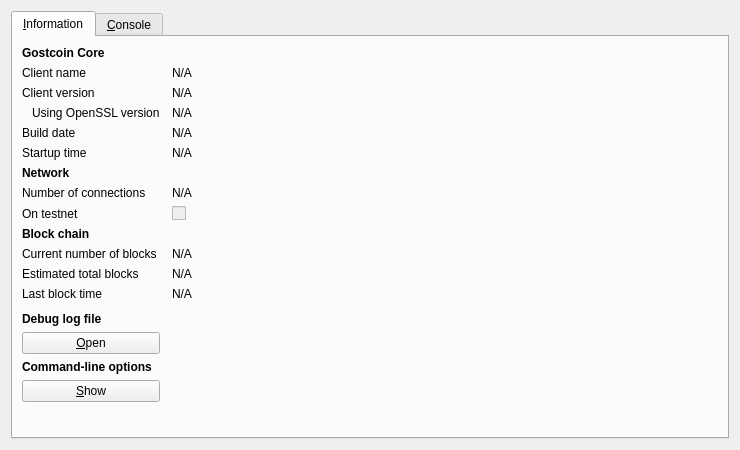
Old version of the form src/qt/forms/rpcconsole.ui in the repository GOSTSec/gostcoin.
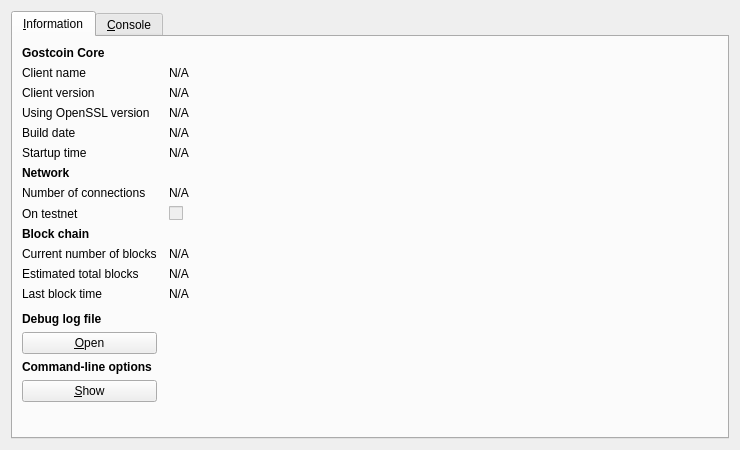
New version of the form. Icons and pictures are not drawn.

Diff of the .ui file:
```diff
--- a/src/qt/forms/rpcconsole.ui
+++ b/src/qt/forms/rpcconsole.ui
@@ -91,9 +91,6 @@
          <property name="text">
           <string>Using OpenSSL version</string>
          </property>
-         <property name="indent">
-          <number>10</number>
-         </property>
         </widget>
        </item>
        <item row="3" column="1">
```
